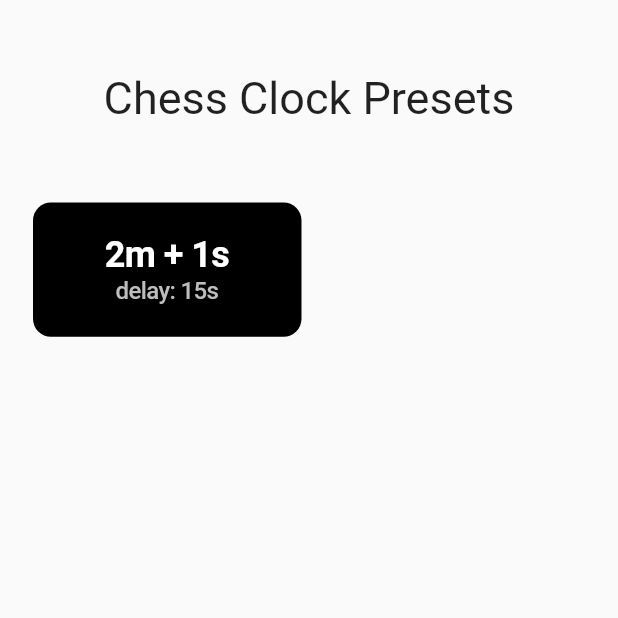
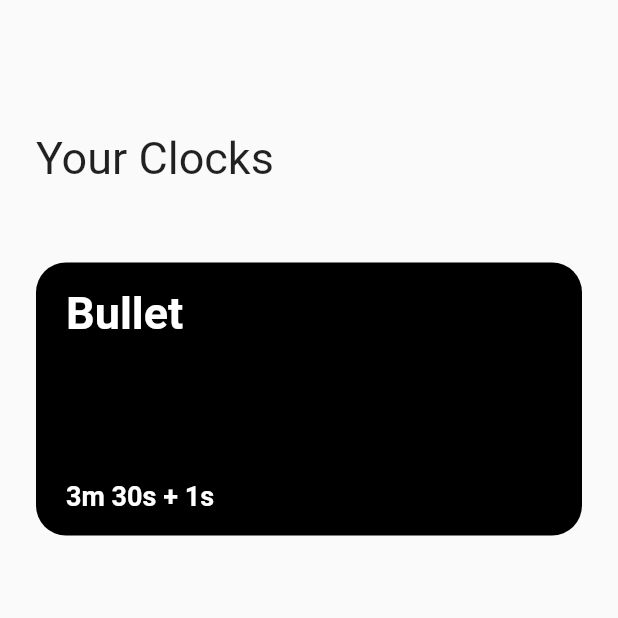
Before and after one commit to sujang958/reloh, a Flutter app: the screen it shows after launch, on a phone screen of 412 x 824 dp, the top half of it. Run offline on Flutter 3.47's test engine with Material 2 defaults, Android fonts, the phone set to English and light mode, and no system bars; Roboto replaces fonts that are missing (Pretendard).

Commit message:
feat: fix some styles

```diff
--- a/lib/routes/clock.dart
+++ b/lib/routes/clock.dart
@@ -28,6 +28,8 @@ class ClockPageState extends State<ClockPage> {
   final blackClock = ValueNotifier(Duration(milliseconds: 1));
   final ended = ValueNotifier(false);
 
+  late final Timer timer;
+
   ChessColor turn = ChessColor.white;
   ChessColor? winner;
 
@@ -42,7 +44,7 @@ class ClockPageState extends State<ClockPage> {
       _checkTimeout(blackClock.value, ChessColor.white);
     });
 
-    final timer = Timer.periodic(const Duration(seconds: 1), (_) {
+    timer = Timer.periodic(const Duration(seconds: 1), (_) {
       final subtractedDuration =
           (turn == ChessColor.white ? whiteClock : blackClock).value.inSeconds -
               1;
@@ -54,23 +56,19 @@ class ClockPageState extends State<ClockPage> {
         blackClock.value = Duration(seconds: duration);
       }
     });
-
-    ended.addListener(() {
-      timer.cancel();
-      _endClock();
-    });
   }
 
-  void _checkTimeout(Duration clock, ChessColor color) {
-    if (clock.inMicroseconds > 0) return;
+  void _checkTimeout(Duration clock, ChessColor winner) {
+    if (clock.inMilliseconds > 0) return;
 
-    setState(() {
-      ended.value = true;
-      winner = color;
-    });
+    _endClock(winner);
   }
 
-  void _endClock() {
+  void _endClock(ChessColor winner) {
+    ended.value = true;
+    this.winner = winner;
+    timer.cancel();
+
     showCupertinoDialog(
         context: context,
         builder: (context) => Container(
@@ -140,8 +138,6 @@ class ClockPageState extends State<ClockPage> {
   }
 }
 
-// todo: volumne controll to exit
-
 class ClockArea extends StatefulWidget {
   final Color color;
   final Color textColor;
--- a/lib/routes/index.dart
+++ b/lib/routes/index.dart
@@ -18,60 +18,73 @@ class IndexPageState extends State<IndexPage> {
     return Scaffold(
       body: SafeArea(
           child: SingleChildScrollView(
+              physics: BouncingScrollPhysics(),
               child: Padding(
                   padding: const EdgeInsets.symmetric(
-                    horizontal: 22.0,
-                    vertical: 24.0,
+                    horizontal: 24.0,
+                    vertical: 36.0,
                   ),
                   child: Column(
+                    mainAxisAlignment: MainAxisAlignment.start,
+                    crossAxisAlignment: CrossAxisAlignment.start,
                     children: [
                       const Padding(
-                        padding: EdgeInsets.symmetric(vertical: 12.0),
+                        padding: EdgeInsets.symmetric(vertical: 26.0),
                       ),
-                      Center(
-                          child: Text(
-                        "Chess Clock Presets",
+                      Text(
+                        "Your Clocks",
                         style: TextStyle(
                             fontSize: 30.0,
                             fontVariations: [FontVariation("wght", 700)]),
-                      )),
+                      ),
                       const Padding(
                         padding: EdgeInsets.symmetric(vertical: 26.0),
                       ),
                       GridView(
+                        physics: BouncingScrollPhysics(),
                         scrollDirection: Axis.vertical,
                         shrinkWrap: true,
                         gridDelegate: SliverGridDelegateWithFixedCrossAxisCount(
-                          crossAxisCount: 2,
+                          crossAxisCount: 1,
                           childAspectRatio: 2 / 1,
                           mainAxisSpacing: 16,
-                          crossAxisSpacing: 10,
+                          crossAxisSpacing: 16,
                         ),
                         children: [
-                          CupertinoButton(
-                              color: Colors.black,
-                              padding: EdgeInsets.zero,
+                          GestureDetector(
+                            onTap: () {
+                              Navigator.pushNamed(context, "/clock");
+                            },
+                            child: Container(
+                              decoration: BoxDecoration(
+                                color: Colors.black,
+                                borderRadius: BorderRadius.circular(20.0),
+                              ),
+                              padding: EdgeInsets.symmetric(
+                                  vertical: 16.0, horizontal: 20.0),
                               child: Column(
-                                crossAxisAlignment: CrossAxisAlignment.center,
-                                mainAxisAlignment: MainAxisAlignment.center,
+                                crossAxisAlignment: CrossAxisAlignment.start,
+                                mainAxisAlignment:
+                                    MainAxisAlignment.spaceBetween,
                                 children: [
-                                  Text("2m + 1s",
+                                  Text("Bullet",
+                                      textAlign: TextAlign.left,
                                       style: TextStyle(
-                                        fontSize: 24,
+                                        fontSize: 30.0,
+                                        color: Colors.white,
+                                        fontWeight: FontWeight.w700,
+                                      )),
+                                  Text("3m 30s + 1s",
+                                      textAlign: TextAlign.left,
+                                      style: TextStyle(
+                                        fontSize: 18.0,
                                         color: Colors.white,
                                         fontWeight: FontWeight.w600,
                                       )),
-                                  Text("delay: 15s",
-                                      style: TextStyle(
-                                        fontSize: 16,
-                                        color: Colors.grey[400],
-                                        fontWeight: FontWeight.w500,
-                                      ))
                                 ],
                               ),
-                              onPressed: () {
-                                Navigator.pushNamed(context, "/clock");
-                              })
+                            ),
+                          )
                         ],
                       ),
                     ],
```
